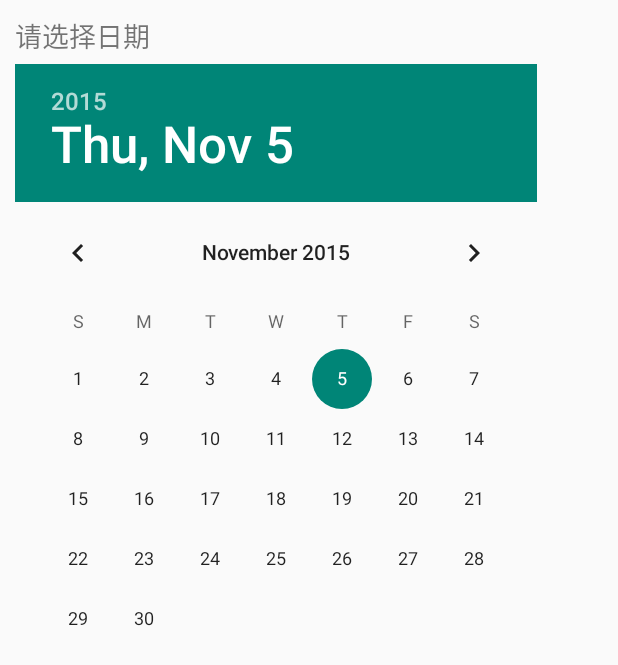
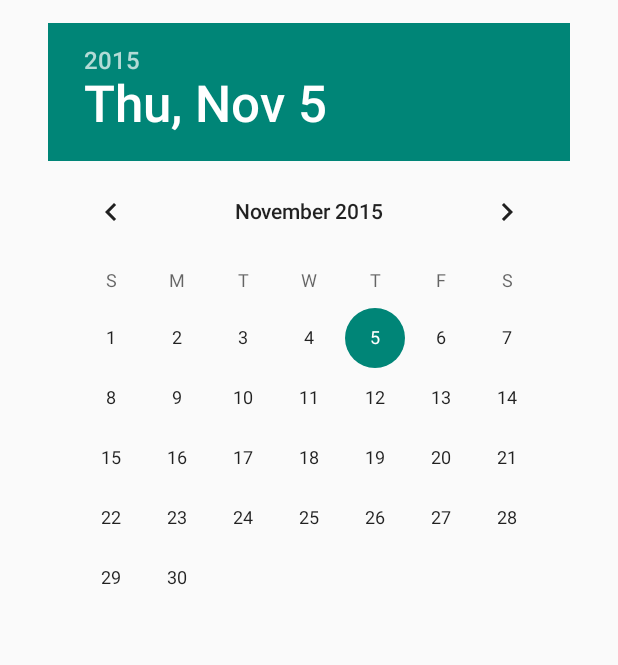
Before and after one commit to pumpkin-/90Wedding, an Android app: the layout dialog_date_picker.xml on its own in the app's theme, with its tools: preview values and no code run, on a phone screen of 412 x 824 dp. Shown: the top 665 px of the screen. Run offline under Robolectric (Android 15) with nearby library versions, the phone set to English and light mode, and no system bars.

Commit message:
孙嘉楠傻逼

```diff
--- a/app/src/main/java/com/wedding/secretary/application/App.java
+++ b/app/src/main/java/com/wedding/secretary/application/App.java
@@ -45,6 +45,6 @@ public class App extends Application {
      */
     public static final String USER_REQ_DOUSERLOGIN = "/user/operation/userLogin.action";
     public static final String USER_REQ_DOUSERREGISTE = "/user/operation/userRegiste.action";
-
-
+    public static final String USER_REQ_DOAVATARUPLOAD = "/file/operation/avatarUpload.action";
+    public static final String USER_REQ_DOUSERINFOUPDATE = "/user/operation//updateUserInfo.action";
 }
--- a/app/src/main/res/layout/dialog_date_picker.xml
+++ b/app/src/main/res/layout/dialog_date_picker.xml
@@ -5,16 +5,11 @@
     android:orientation="vertical"
     android:padding="10dip">
 
-    <TextView
-        android:layout_width="match_parent"
-        android:layout_height="wrap_content"
-        android:text="请选择日期"
-        android:textSize="18sp" />
-
     <DatePicker
         android:id="@+id/dp_date_picker"
         android:layout_width="wrap_content"
         android:layout_height="wrap_content"
-        android:textSize="16sp"
-        android:layout_marginTop="5dip" />
+        android:layout_gravity="center_horizontal"
+        android:layout_marginTop="5dip"
+        android:textSize="16sp" />
 </LinearLayout>
```
Also changed, not shown: app/src/main/java/com/wedding/secretary/fragments/LoginFragments/CompleteUserInfoFragment.java (+6 -8 lines).
